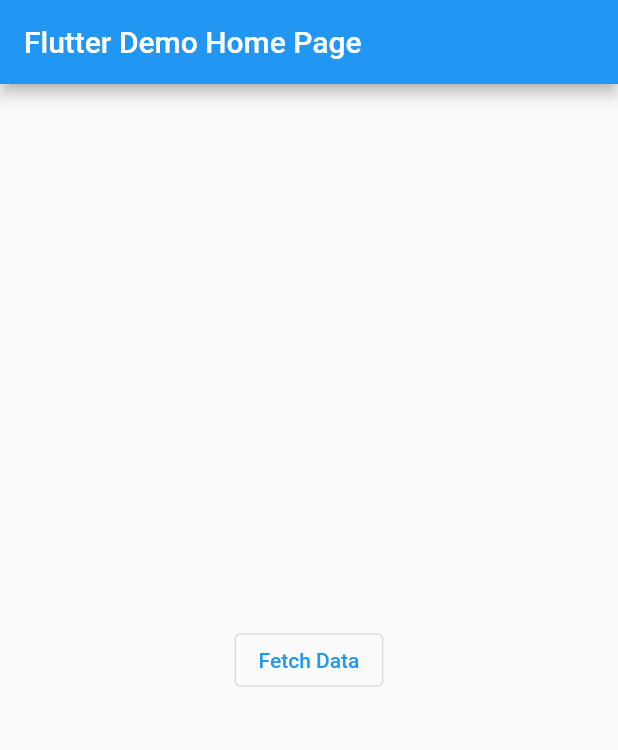
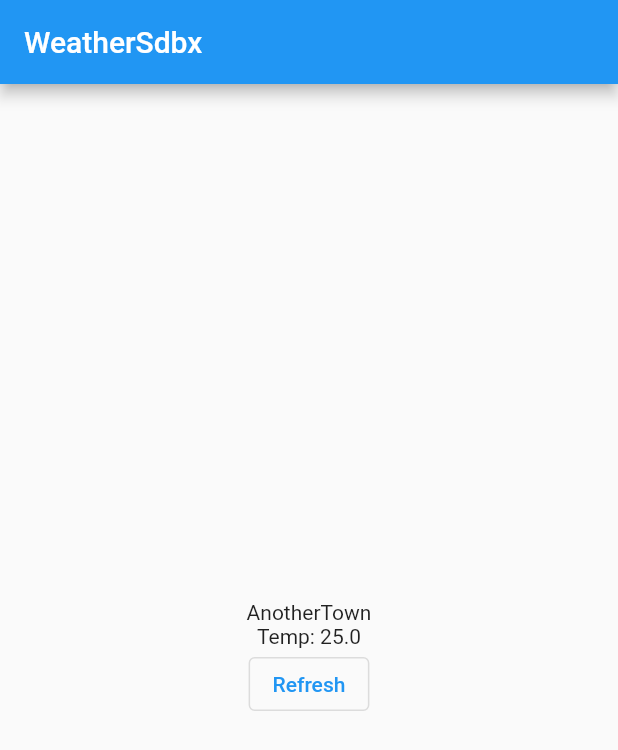
Before and after one commit to mmaitlen/weathersdbx, a Flutter app: the screen it shows after launch, on a phone screen of 412 x 824 dp. Shown: the top 750 px of the screen. Run offline on Flutter 3.47's test engine with Material 2 defaults, Android fonts, the phone set to English and light mode, and no system bars.

Commit message:
Add initial architecture components

```diff
--- /dev/null
+++ b/lib/app/api_const.dart
@@ -0,0 +1,3 @@
+const atrbProperties = "properties";
+const atrbStationId = "stationIdentifier";
+const atrbName = "name";
--- /dev/null
+++ b/lib/data/data_model.dart
@@ -0,0 +1,36 @@
+import 'package:weathersdbx/app/api_const.dart' as api;
+
+class StationInfo {
+  final String stationId;
+  final String name;
+  final double lat;
+  final double lng;
+
+  StationInfo({
+    required this.stationId,
+    required this.name,
+    required this.lat,
+    required this.lng,
+  });
+
+  factory StationInfo.fromJson(Map<String,dynamic> jsonMap) {
+    return StationInfo(
+      stationId: jsonMap[api.atrbProperties][api.atrbStationId],
+      name: jsonMap[api.atrbProperties][api.atrbName],
+      lat: 1.0,
+      lng: 2.0,
+    );
+  }
+}
+
+class CurrentObservation {
+  final String stationId;
+  final String name;
+  final double temperatureDegC;
+
+  CurrentObservation({
+    required this.stationId,
+    required this.name,
+    required this.temperatureDegC,
+  });
+}
--- a/lib/main.dart
+++ b/lib/main.dart
@@ -2,36 +2,41 @@
 
 import 'package:flutter/material.dart';
 import 'package:http/http.dart' as http;
+import 'package:weathersdbx/data/data_model.dart' as data;
+
+import 'app/app_model.dart';
+
+final appModel = AppModel();
 
 void main() {
-  runApp(const MyApp());
+  runApp(const WeatherSdbxApp());
 }
 
-class MyApp extends StatelessWidget {
-  const MyApp({Key? key}) : super(key: key);
+class WeatherSdbxApp extends StatelessWidget {
+  const WeatherSdbxApp({Key? key}) : super(key: key);
 
   @override
   Widget build(BuildContext context) {
     return MaterialApp(
-      title: 'Flutter Demo',
+      title: 'WeatherSdbx',
       theme: ThemeData(
         primarySwatch: Colors.blue,
       ),
-      home: const MyHomePage(title: 'Flutter Demo Home Page'),
+      home: const HomePage(title: 'WeatherSdbx'),
     );
   }
 }
 
-class MyHomePage extends StatefulWidget {
-  const MyHomePage({Key? key, required this.title}) : super(key: key);
+class HomePage extends StatefulWidget {
+  const HomePage({Key? key, required this.title}) : super(key: key);
 
   final String title;
 
   @override
-  State<MyHomePage> createState() => _MyHomePageState();
+  State<HomePage> createState() => _HomePageState();
 }
 
-class _MyHomePageState extends State<MyHomePage> {
+class _HomePageState extends State<HomePage> {
   late http.Client _httpClient;
 
   @override
@@ -44,19 +49,32 @@
   @override
   Widget build(BuildContext context) {
     _fetchData() async {
-      String lat="47.2528768";
-      String lon="-122.4442906";
+      String lat = "47.2528768";
+      String lon = "-122.4442906";
       //String uri = "https://api.weather.gov/points/$lat,$lon";
-      String stationLatest = "https://api.weather.gov/stations/KTIW/observations/latest";
-      String uri = stationLatest; // "https://api.weather.gov/gridpoints/SEW/117,51/forecast";
-      final headers ={"User-Agent": "(questinginc.com, questingin@gmail.com)"};
-      http.Response response = await _httpClient.get(Uri.parse(uri), headers: headers);
-      print("response ${jsonEncode( response.statusCode)}");
-      Map<String,dynamic> data = jsonDecode(response.body);
-      data.keys.forEach((key) {
-print("data ${data[key]}\n");
-      });
+      String stationLatest =
+          "https://api.weather.gov/stations/KTIW/observations/latest";
+      String uri =
+          stationLatest; // "https://api.weather.gov/gridpoints/SEW/117,51/forecast";
+      final headers = {"User-Agent": "(questinginc.com, questingin@gmail.com)"};
+      http.Response response =
+          await _httpClient.get(Uri.parse(uri), headers: headers);
+      print("response ${jsonEncode(response.statusCode)}");
+      Map<String, dynamic> data = jsonDecode(response.body);
+      for (var key in data.keys) {
+        print("data ${data[key]}\n");
+      }
+    }
 
+    Widget _constructData(data.CurrentObservation obsdata) {
+      return Column(
+        mainAxisAlignment: MainAxisAlignment.center,
+        children: <Widget>[
+          Text(obsdata.name),
+          Text("Temp: ${obsdata.temperatureDegC}"),
+          OutlinedButton(onPressed: _fetchData, child: const Text("Refresh"))
+        ],
+      );
     }
 
     return Scaffold(
@@ -64,13 +82,13 @@
         title: Text(widget.title),
       ),
       body: Center(
-        child: Column(
-          mainAxisAlignment: MainAxisAlignment.center,
-          children: <Widget>[
-            OutlinedButton(
-                onPressed: _fetchData, child: const Text("Fetch Data"))
-          ],
-        ),
+        child: FutureBuilder<data.CurrentObservation>(
+            future: appModel.fetchCurrentObservation("stationid"),
+            builder: (context, AsyncSnapshot<data.CurrentObservation> snapshot) {
+              return snapshot.hasData && snapshot.data != null
+                  ? _constructData(snapshot.data!)
+                  : const Text("loading");
+            }),
       ),
     );
   }
```
Also changed, not shown: lib/app/app_model.dart (added, +12 -0 lines), lib/dev/test_content.dart (+70 -1 lines), 2 other files.
